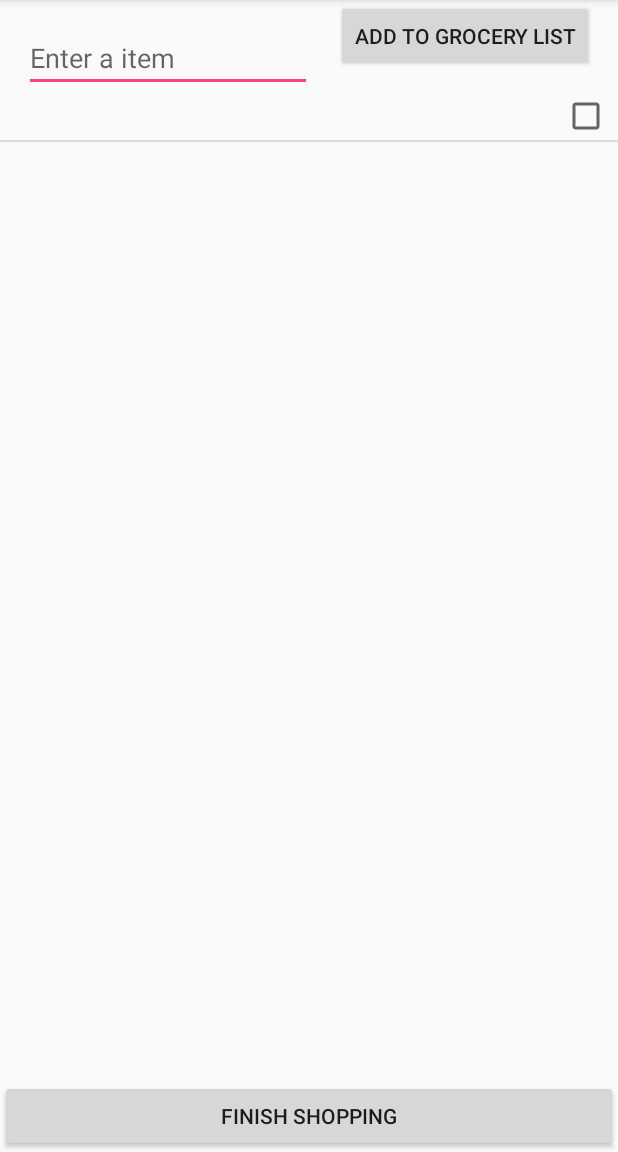
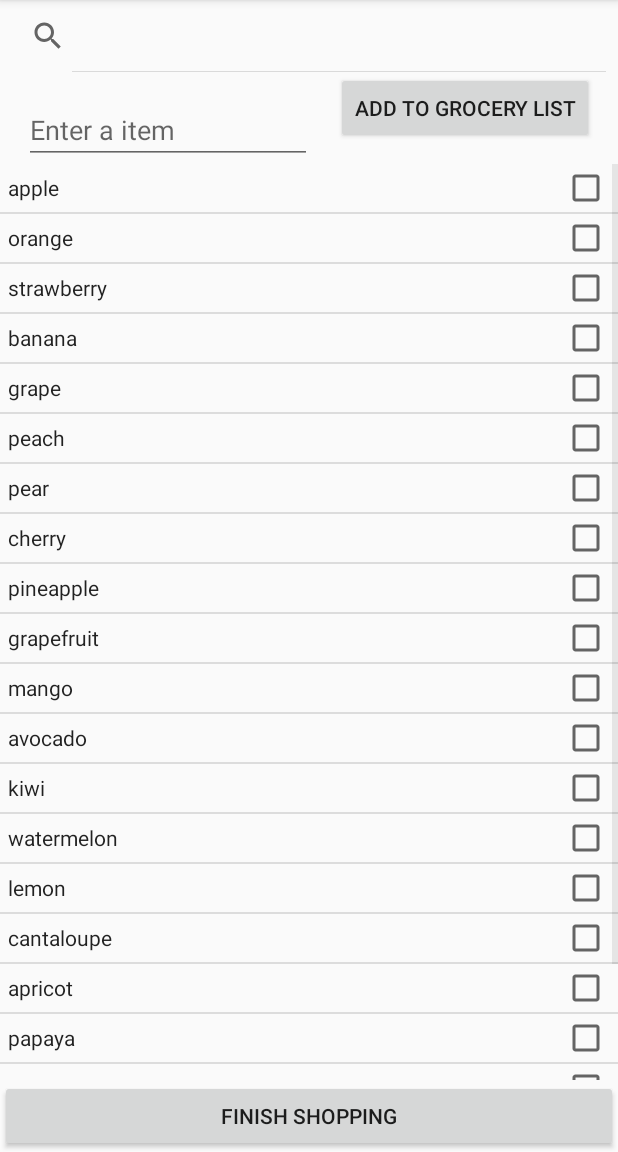
Before and after one commit to Zeherah/HCI2, an Android app: the GroceryListActivity screen opened directly, with no data from a screen before it, after a tap on "ADD TO GROCERY LIST", on a phone screen of 412 x 824 dp, the part 84-1236 px from its top. Run offline under Robolectric (Android 15) with nearby library versions, the phone set to English and light mode, and no system bars.

Commit message:
add filter to grocery and add test data

```diff
--- a/app/src/main/java/com/comp4020/listproject/DBHelper.java
+++ b/app/src/main/java/com/comp4020/listproject/DBHelper.java
@@ -1,9 +1,14 @@
 package com.comp4020.listproject;
 
+import android.content.ContentValues;
 import android.content.Context;
 import android.database.SQLException;
 import android.database.sqlite.SQLiteDatabase;
 import android.database.sqlite.SQLiteOpenHelper;
+
+import java.util.Random;
+import java.util.concurrent.ThreadLocalRandom;
+import java.util.ArrayList;
 
 /**
  * Created by brett on 07/04/17.
@@ -36,6 +41,24 @@ public class DBHelper extends SQLiteOpenHelper {
     static final String gDROP_TB="DROP TABLE IF EXISTS "+gTB_NAME;
 
 
+    String[] groceryTestData = {"apple", "orange", "strawberry", "banana", "grape",
+    "peach", "pear", "cherry", "pineapple", "grapefruit",
+    "mango", "avocado", "kiwi", "watermelon", "lemon",
+    "cantaloupe", "apricot", "papaya", "blackberry", "berry"};
+
+    String[] inventoryTestData = {"common fig", "tangerine", "pomegranate", "coconut", "date palm",
+    "cranberry", "lychee", "persimmon", "passion fruit", "gooseberry",
+    "kumquat", "durian", "carambola", "pomelo", "olive",
+    "quince", "purple mangosteen", "cherimoya", "prune", "pitaya",
+    "loquat", "soursop", "asian pear", "jujube", "boysenberry",
+    "tangelo", "longan", "horned melon", "raspberry", "lime",
+    "guava", "potato", "carrot", "spinach", "broccoli",
+    "pea", "cabbage", "tomato", "onion", "cauliflower",
+    "maize", "garden asparagus", "lettuce", "kale", "cucumber",
+    "celery", "radish", "turnip", "eggplant", "artichoke"};
+
+    String[] levelChoice = {"High", "Medium", "Low", "Very low"};
+
     public DBHelper(Context context) {
         super(context, DB_NAME, null, DB_VERSION);
     }
@@ -46,6 +69,25 @@ public class DBHelper extends SQLiteOpenHelper {
         {
             db.execSQL(CREATE_TB);
             db.execSQL(gCREATE_TB);
+            ContentValues values=new ContentValues();
+            //dataBase.insert(DBHelper.TB_NAME, null, values);
+            //values.put(DBHelper.NAME,name);
+            //values.put(DBHelper.LEVEL,level );
+            String tstName;
+            String tstLevel;
+            Random rn = new Random();
+            for(int i=0; i<groceryTestData.length; i++){
+                values=new ContentValues();
+                values.put(DBHelper.gNAME,groceryTestData[i]);
+                db.insert(DBHelper.gTB_NAME, null, values);
+            }
+            for(int i=0; i<inventoryTestData.length; i++){
+                values=new ContentValues();
+                values.put(DBHelper.NAME,inventoryTestData[i]);
+                values.put(DBHelper.LEVEL,levelChoice[rn.nextInt(4)]);
+                db.insert(DBHelper.TB_NAME, null, values);
+            }
+
         }catch (SQLException e)
         {
             e.printStackTrace();
--- a/app/src/main/java/com/comp4020/listproject/GroceryListActivity.java
+++ b/app/src/main/java/com/comp4020/listproject/GroceryListActivity.java
@@ -49,9 +49,9 @@ public class GroceryListActivity extends AppCompatActivity{
 
     private AlertDialog.Builder build;
 
-    //SearchView sv;
+    SearchView sv;
 
-    //String searchItem = "";
+    String searchItem = "";
 
     ArrayList<String> selectedItems = new ArrayList<String>();
     //List<String> items = new ArrayList<String>();
@@ -61,7 +61,7 @@ public class GroceryListActivity extends AppCompatActivity{
         super.onCreate(savedInstanceState);
         setContentView(R.layout.activity_grocery_list);
 
-        //sv = (SearchView) findViewById(R.id.search);
+        sv = (SearchView) findViewById(R.id.gsearch);
         editItem = (EditText) findViewById(R.id.edit_item);
 
         itemList = (ListView) findViewById(R.id.lvGroceryList);
@@ -88,7 +88,7 @@ public class GroceryListActivity extends AppCompatActivity{
                 //items.add(item);
                 //aa.notifyDataSetChanged();
                 editItem.setText("");
-                displayData();
+                displayData(searchItem);
 
             }
         });
@@ -139,7 +139,7 @@ public class GroceryListActivity extends AppCompatActivity{
                                 DBHelper.gTB_NAME,
                                 DBHelper.gNAME + "='"
                                         + item_name.get(arg2)+"'", null);
-                        displayData();
+                        displayData(searchItem);
                         dialog.cancel();
                     }
                 });
@@ -168,7 +168,17 @@ public class GroceryListActivity extends AppCompatActivity{
             }
 
         });
-
+        sv.setOnQueryTextListener(new SearchView.OnQueryTextListener() {
+            @Override
+            public boolean onQueryTextSubmit(String query) {
+                return false;
+            }
+            @Override
+            public boolean onQueryTextChange(String newText) {
+                displayData(newText);
+                return false;
+            }
+        });
 
     }
 
@@ -203,17 +213,23 @@ public class GroceryListActivity extends AppCompatActivity{
     }
     @Override
     protected void onResume() {
-        displayData();
+        displayData(searchItem);
         super.onResume();
     }
     /**
      * displays data from SQLite
      */
-    private void displayData() {
+    private void displayData(String searchTerm) {
         dataBase = mHelper.getWritableDatabase();
         Cursor mCursor;
 
-        mCursor = dataBase.rawQuery("SELECT * FROM " + DBHelper.gTB_NAME, null);
+        if(searchTerm != null && searchTerm.length()>0){
+            String sql="SELECT * FROM "+DBHelper.gTB_NAME+" WHERE "+DBHelper.gNAME+" LIKE '%"+searchTerm+"%'";
+            mCursor=dataBase.rawQuery(sql,null);
+        }else{
+
+            mCursor = dataBase.rawQuery("SELECT * FROM " + DBHelper.gTB_NAME, null);
+        }
 
         item_name.clear();
 
--- a/app/src/main/res/layout/activity_grocery_list.xml
+++ b/app/src/main/res/layout/activity_grocery_list.xml
@@ -6,7 +6,14 @@
     android:layout_width="match_parent"
     android:layout_height="wrap_content"
     android:orientation="vertical">
+    <SearchView
+        android:id="@+id/gsearch"
+        android:layout_width="fill_parent"
+        android:layout_height="wrap_content"
+        android:iconifiedByDefault="false">
 
+        <requestFocus />
+    </SearchView>
     <android.support.constraint.ConstraintLayout
         android:layout_width="match_parent"
         android:layout_height="match_parent">
```
